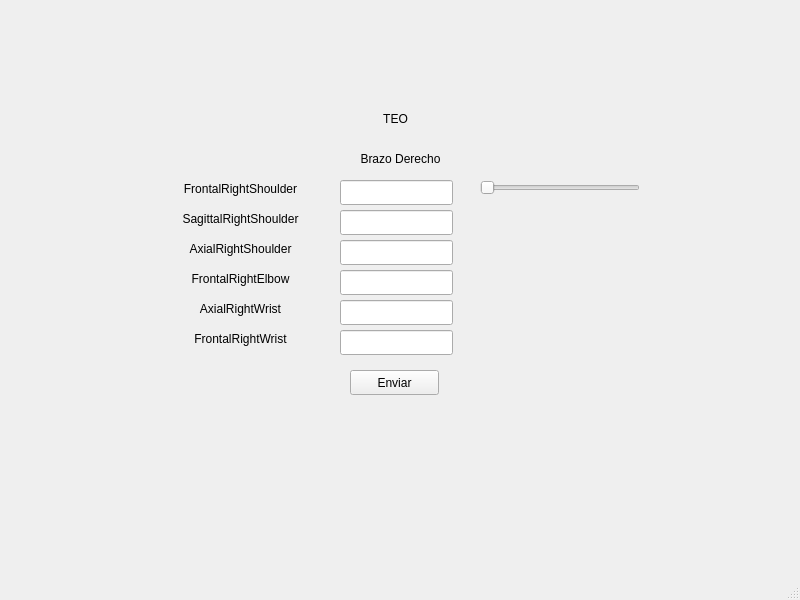
TheArmega/Pruebas-TEO, file src/py_publisher/py_publisher/ventana.ui: the form before one commit.
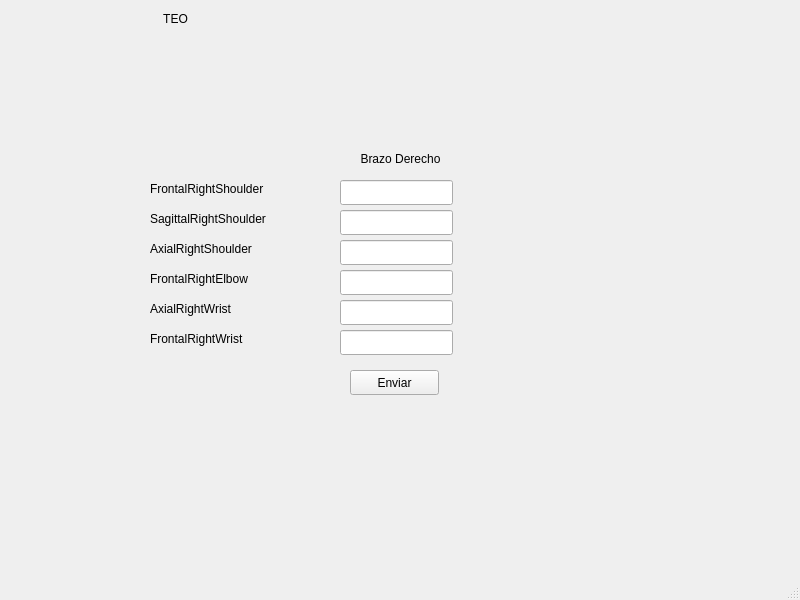
The form after the commit.

What changed in the file:
```diff
--- a/src/py_publisher/py_publisher/ventana.ui
+++ b/src/py_publisher/py_publisher/ventana.ui
@@ -17,8 +17,8 @@
    <widget class="QLabel" name="label">
     <property name="geometry">
      <rect>
-      <x>240</x>
-      <y>110</y>
+      <x>20</x>
+      <y>10</y>
       <width>311</width>
       <height>17</height>
      </rect>
@@ -132,7 +132,7 @@
      <string>FrontalRightShoulder</string>
     </property>
     <property name="alignment">
-     <set>Qt::AlignCenter</set>
+     <set>Qt::AlignLeading|Qt::AlignLeft|Qt::AlignVCenter</set>
     </property>
    </widget>
    <widget class="QLabel" name="SagittalRightShoulder_label">
@@ -148,7 +148,7 @@
      <string>SagittalRightShoulder</string>
     </property>
     <property name="alignment">
-     <set>Qt::AlignCenter</set>
+     <set>Qt::AlignLeading|Qt::AlignLeft|Qt::AlignVCenter</set>
     </property>
    </widget>
    <widget class="QLabel" name="FrontalRightElbow_label">
@@ -164,7 +164,7 @@
      <string>FrontalRightElbow</string>
     </property>
     <property name="alignment">
-     <set>Qt::AlignCenter</set>
+     <set>Qt::AlignLeading|Qt::AlignLeft|Qt::AlignVCenter</set>
     </property>
    </widget>
    <widget class="QLabel" name="AxialRightShoulder_label">
@@ -180,7 +180,7 @@
      <string>AxialRightShoulder</string>
     </property>
     <property name="alignment">
-     <set>Qt::AlignCenter</set>
+     <set>Qt::AlignLeading|Qt::AlignLeft|Qt::AlignVCenter</set>
     </property>
    </widget>
    <widget class="QLabel" name="FrontalRightWrist_label">
@@ -196,7 +196,7 @@
      <string>FrontalRightWrist</string>
     </property>
     <property name="alignment">
-     <set>Qt::AlignCenter</set>
+     <set>Qt::AlignLeading|Qt::AlignLeft|Qt::AlignVCenter</set>
     </property>
    </widget>
    <widget class="QLabel" name="AxialRightWrist_label">
@@ -212,23 +212,7 @@
      <string>AxialRightWrist</string>
     </property>
     <property name="alignment">
-     <set>Qt::AlignCenter</set>
-    </property>
-   </widget>
-   <widget class="QSlider" name="horizontalSlider">
-    <property name="geometry">
-     <rect>
-      <x>480</x>
-      <y>180</y>
-      <width>160</width>
-      <height>16</height>
-     </rect>
-    </property>
-    <property name="orientation">
-     <enum>Qt::Horizontal</enum>
-    </property>
-    <property name="tickInterval">
-     <number>10</number>
+     <set>Qt::AlignLeading|Qt::AlignLeft|Qt::AlignVCenter</set>
     </property>
    </widget>
   </widget>
```
